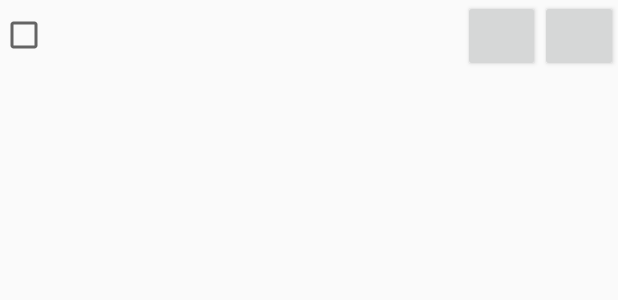
After one commit to supergeno1/FridgeFu, an Android app: the layout grocery_item.xml on its own in the app's theme, with its tools: preview values and no code run, on a phone screen of 412 x 824 dp. The commit adds this screen. Shown: the top 300 px of the screen. Run offline under Robolectric (Android 15) with nearby library versions, the phone set to English and light mode, and no system bars.

Commit message:
Huge amount of shit done

```diff
--- a/FridgeFu/app/src/main/java/com/location/android/fridgefu/FridgeItem.java
+++ b/FridgeFu/app/src/main/java/com/location/android/fridgefu/FridgeItem.java
@@ -6,6 +6,7 @@ import java.util.GregorianCalendar;
 public class FridgeItem {
     public String ingredient;
     public Calendar expiration_date;
+    public boolean show_settings = false;
     public FridgeItem (String ingredient, int year, int month, int day) {
         expiration_date = new GregorianCalendar();
         expiration_date.set(Calendar.YEAR, year);
--- a/FridgeFu/app/src/main/java/com/location/android/fridgefu/GroceryExpandableListAdapter.java
+++ b/FridgeFu/app/src/main/java/com/location/android/fridgefu/GroceryExpandableListAdapter.java
@@ -44,7 +44,7 @@ public class GroceryExpandableListAdapter extends BaseExpandableListAdapter {
         if (convertView == null) {
             LayoutInflater layoutInflater = (LayoutInflater) this.context
                     .getSystemService(Context.LAYOUT_INFLATER_SERVICE);
-            convertView = layoutInflater.inflate(R.layout.list_item, null);
+            convertView = layoutInflater.inflate(R.layout.grocery_item, null);
         }
         TextView expandedListTextView = (TextView) convertView
                 .findViewById(R.id.expandedListItem);
--- /dev/null
+++ b/FridgeFu/app/src/main/res/layout/grocery_item.xml
@@ -0,0 +1,42 @@
+<?xml version="1.0" encoding="utf-8"?>
+<LinearLayout xmlns:android="http://schemas.android.com/apk/res/android"
+    android:orientation="horizontal" android:layout_width="match_parent"
+    android:layout_height="match_parent">
+    <CheckBox
+        android:id="@+id/expandedListItemCheckMark"
+        android:layout_width="0dp"
+        android:layout_height="wrap_content"
+        android:paddingLeft="?android:attr/expandableListPreferredChildPaddingLeft"
+        android:paddingTop="10dp"
+        android:focusable="false"
+        android:paddingBottom="10dp"
+        android:layout_weight="1"/>
+    <TextView
+        android:id="@+id/expandedListItem"
+        android:layout_width="0dp"
+        android:layout_height="wrap_content"
+        android:paddingLeft="?android:attr/expandableListPreferredChildPaddingLeft"
+        android:paddingTop="10dp"
+        android:paddingBottom="10dp"
+        android:layout_weight="3"/>
+    <TextView
+        android:id="@+id/expandedListItemExpiration"
+        android:layout_width="0dp"
+        android:layout_height="wrap_content"
+        android:paddingLeft="?android:attr/expandableListPreferredChildPaddingLeft"
+        android:paddingTop="10dp"
+        android:paddingBottom="10dp"
+        android:layout_weight="2"/>
+    <Button
+        android:id="@+id/expandedListItemSettings"
+        android:layout_width="0dp"
+        android:layout_height="wrap_content"
+        android:focusable="false"
+        android:layout_weight="1"></Button>
+    <Button
+        android:id="@+id/expandedListItemDelete"
+        android:layout_width="0dp"
+        android:layout_height="wrap_content"
+        android:focusable="false"
+        android:layout_weight="1"></Button>
+</LinearLayout>
```
Also changed, not shown: FridgeFu/app/src/main/java/com/location/android/fridgefu/CustomExpandableListAdapter.java (+38 -1 lines), FridgeFu/app/src/main/java/com/location/android/fridgefu/FridgeLanding.java (+32 -0 lines), FridgeFu/app/src/main/res/layout/list_item.xml (+16 -1 lines), 104 other files.
